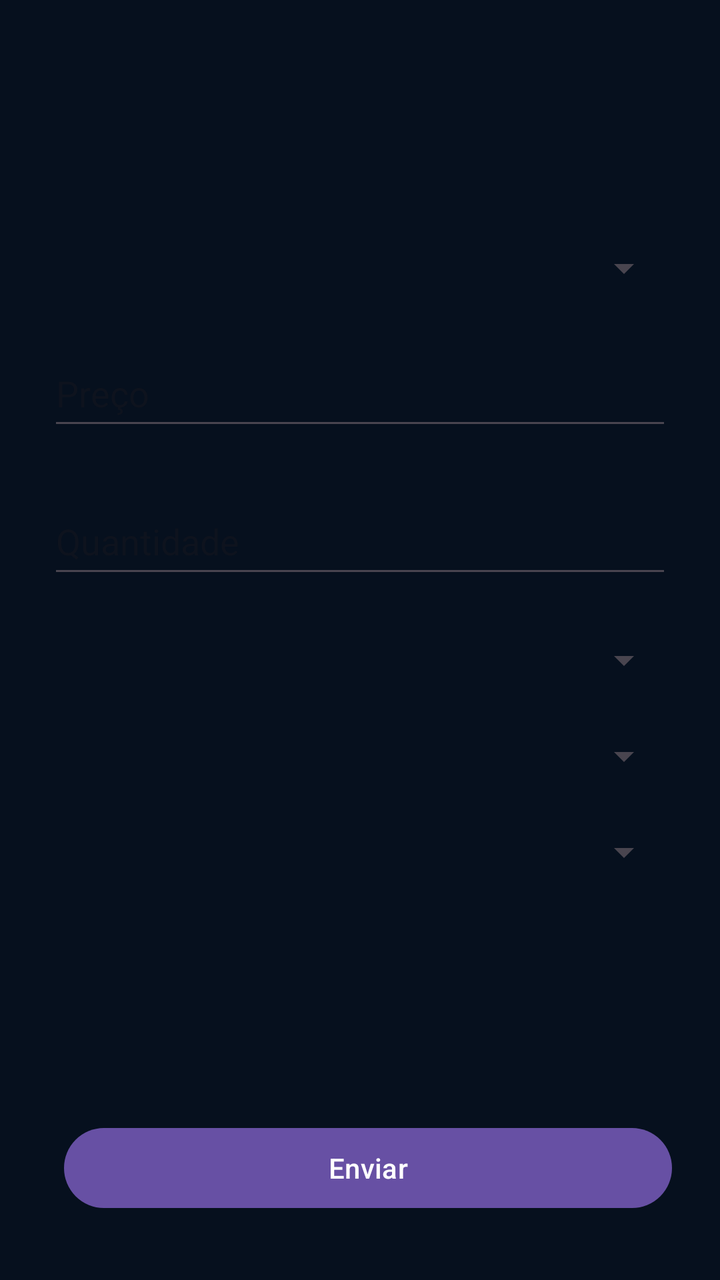
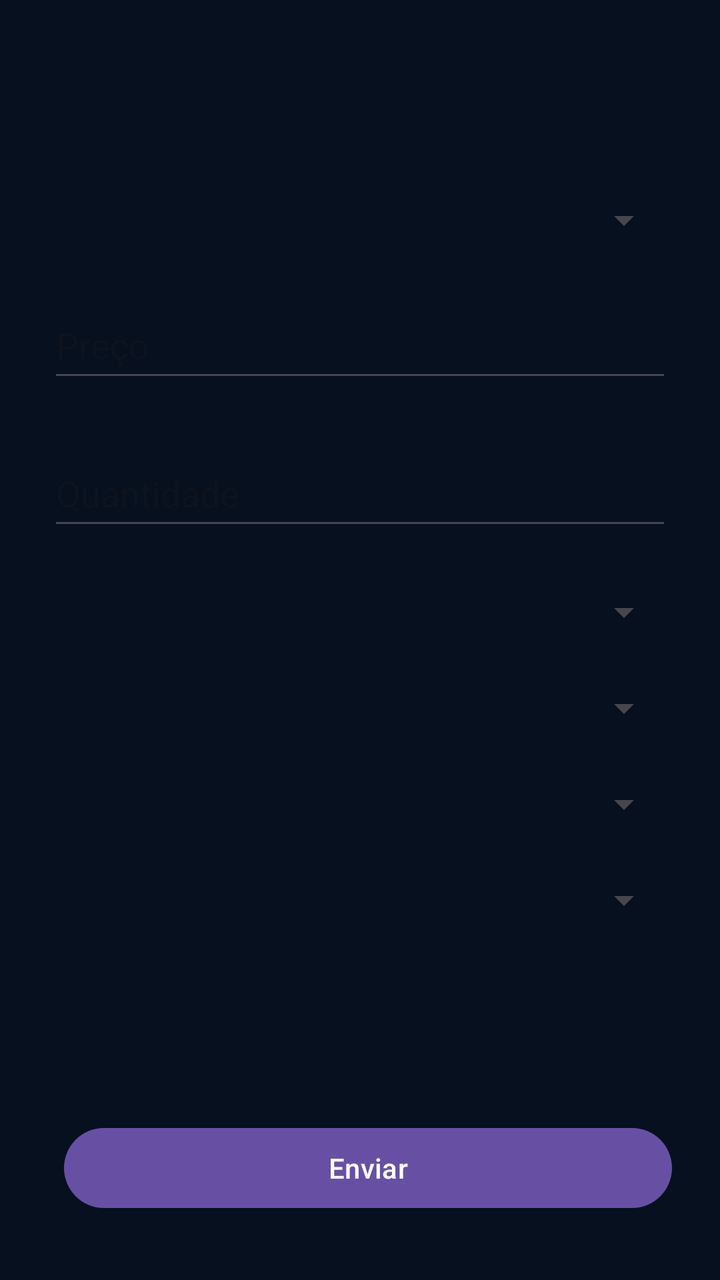

An Android layout rendered at two revisions. The XML below is the earlier revision; the diff shows what the commit changed to produce the second picture.
<!-- AndroidManifest.xml: application theme Theme.AccurancyMobileApp -->
<!-- res/layout/fragment_aportes.xml -->
<?xml version="1.0" encoding="utf-8"?>
<FrameLayout xmlns:android="http://schemas.android.com/apk/res/android"
    xmlns:tools="http://schemas.android.com/tools"
    android:layout_width="match_parent"
    android:layout_height="match_parent"
    xmlns:app="http://schemas.android.com/apk/res-auto"
    android:fillViewport="true"
    tools:context=".activities.MainPageActivity"
    android:background="@color/bg_deep">

    <LinearLayout
        android:id="@+id/main"
        android:layout_width="match_parent"
        android:layout_height="match_parent"
        android:orientation="vertical"
        android:paddingHorizontal="24dp"
        android:paddingBottom="32dp">

        <View
            android:layout_width="match_parent"
            android:layout_height="0dp"
            android:layout_weight="1"/>

        <Spinner
            android:id="@+id/spnAtivo"
            android:layout_width="match_parent"
            android:layout_height="wrap_content"
            android:layout_marginBottom="24dp" />

        <EditText
            android:id="@+id/txtPreco"
            android:layout_width="match_parent"
            android:layout_height="50dp"
            android:layout_marginBottom="24dp"
            android:ems="10"
            android:hint="Preço"
            android:inputType="numberDecimal"
            android:textColor="@color/text_primary"/>

        <EditText
            android:id="@+id/txtQuantidade"
            android:layout_width="match_parent"
            android:layout_height="50dp"
            android:layout_marginBottom="24dp"
            android:ems="10"
            android:hint="Quantidade"
            android:inputType="numberDecimal"
            android:textColor="@color/text_primary"/>

        <Spinner
            android:id="@+id/spnCategoria"
            android:layout_width="match_parent"
            android:layout_height="wrap_content"
            android:layout_marginBottom="24dp" />

        <Spinner
            android:id="@+id/spnTipo"
            android:layout_width="match_parent"
            android:layout_height="wrap_content"
            android:layout_marginBottom="24dp" />

        <Spinner
            android:id="@+id/spnRecorrencia"
            android:layout_width="match_parent"
            android:layout_height="wrap_content" />

        <View
            android:layout_width="match_parent"
            android:layout_height="0dp"
            android:layout_weight="1"/>

        <LinearLayout
            android:layout_width="match_parent"
            android:layout_height="wrap_content"
            android:orientation="horizontal">

            <Button
                android:id="@+id/btnEnviar"
                android:layout_width="0dp"
                android:layout_height="wrap_content"
                android:layout_marginStart="8dp"
                android:layout_weight="1"
                android:text="Enviar"/>

        </LinearLayout>
    </LinearLayout>
</FrameLayout>
<!-- resources referenced by this layout -->
<resources>
  <color name="bg_deep">#FF06101E</color>
  <color name="text_primary">#FFF1F5F9</color>
  <style name="Theme.AccurancyMobileApp" parent="Base.Theme.AccurancyMobileApp" />
  <style name="Base.Theme.AccurancyMobileApp" parent="Theme.Material3.DayNight.NoActionBar">
          
          
  
      </style>
</resources>

<!-- the commit's change to res/layout/fragment_aportes.xml (unified diff, before → after) -->
@@ -64,6 +64,12 @@
             android:layout_width="match_parent"
             android:layout_height="wrap_content" />
 
+        <Spinner
+            android:id="@+id/spnCarteiras"
+            android:layout_width="match_parent"
+            android:layout_height="wrap_content"
+            android:layout_marginTop="24dp"/>
+
         <View
             android:layout_width="match_parent"
             android:layout_height="0dp"
